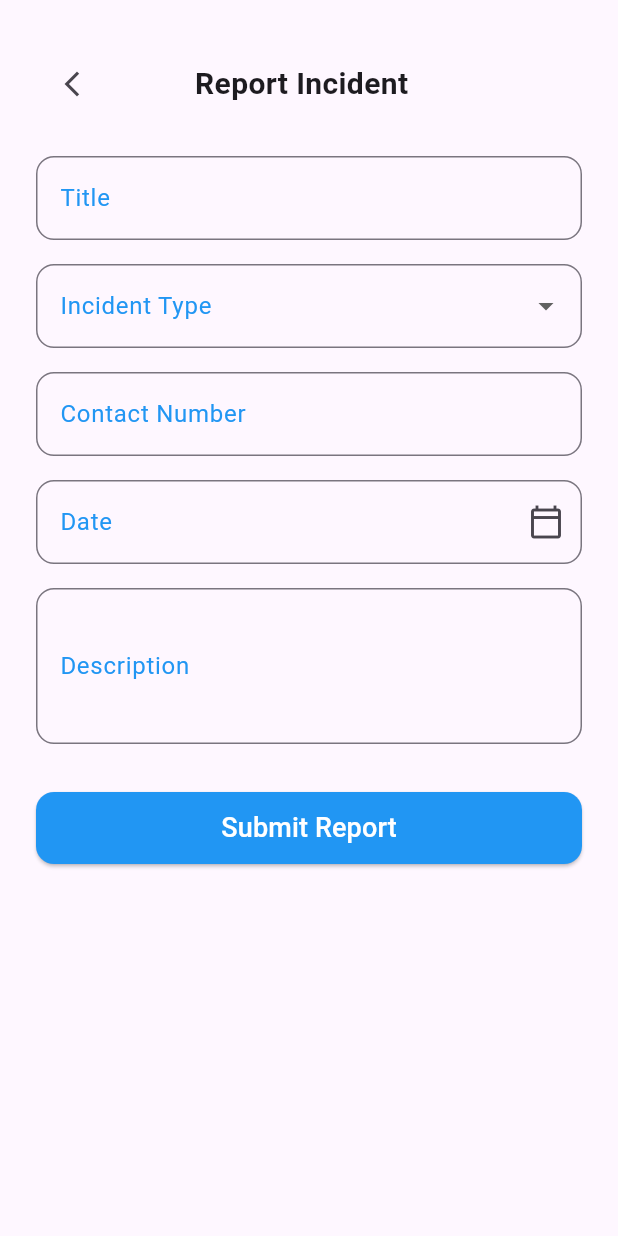
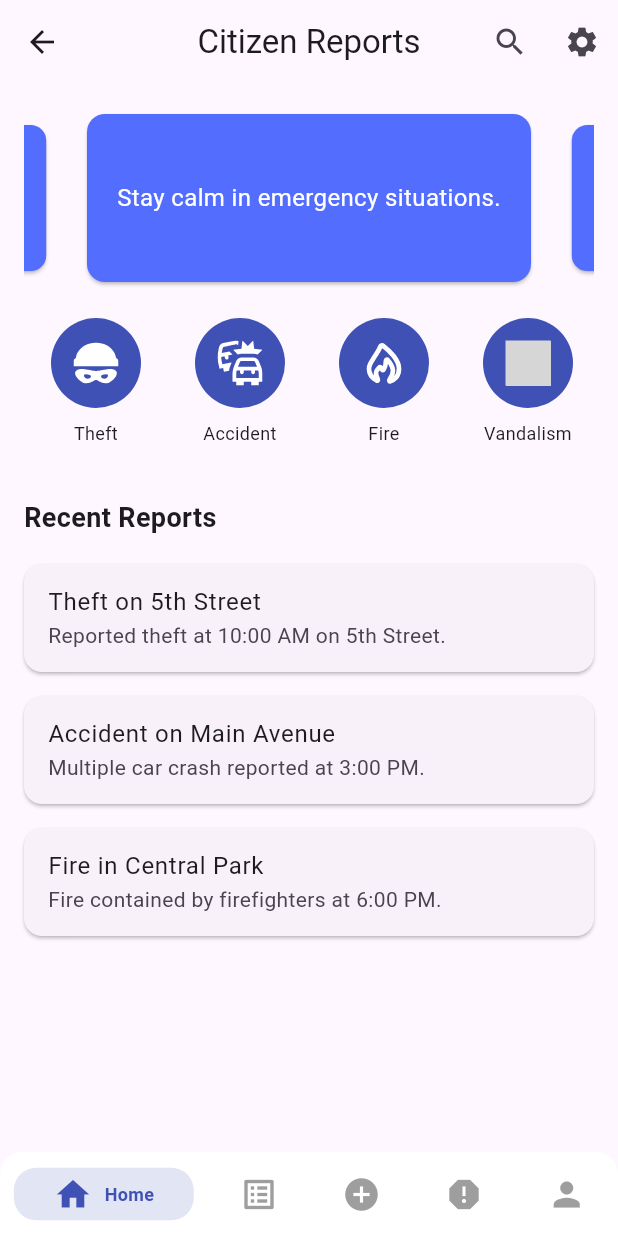
Before and after one commit to alexeigio/report_app, a Flutter app: the LoginScreen screen opened directly, after a tap on "Login", on a phone screen of 412 x 824 dp. Run offline on Flutter 3.47's test engine with Material 3 defaults, Android fonts, the phone set to English and light mode, and no system bars; drawn by our look-alikes of carousel_slider, persistent_bottom_nav_bar; our stand-ins replace firebase_core, flutter_svg; accounts and stored records are empty; project files that could hold a hidden picture were left out; grey boxes are pictures that could not be loaded.

Commit message:
feat: Onboarding, estructura del dashboard y diseño inicial de la pantalla Home

```diff
--- /dev/null
+++ b/lib/features/dashboard/dashboard_screen.dart
@@ -0,0 +1,91 @@
+import 'package:flutter/material.dart';
+import 'package:persistent_bottom_nav_bar/persistent_bottom_nav_bar.dart';
+import 'package:report_app/features/reports/all_reports_screen.dart';
+import 'package:report_app/features/reports/my_reports_screen.dart';
+import 'package:report_app/features/reports/report_incident_screen.dart';
+import 'package:report_app/features/home/home_screen.dart';
+import 'package:report_app/features/user/profile_screen.dart';
+
+class DashboardScreen extends StatefulWidget {
+  const DashboardScreen({Key? key}) : super(key: key);
+
+  @override
+  State<DashboardScreen> createState() => _DashboardScreenState();
+}
+
+class _DashboardScreenState extends State<DashboardScreen> {
+  late PersistentTabController _controller;
+
+  @override
+  void initState() {
+    super.initState();
+    _controller = PersistentTabController(initialIndex: 0);
+  }
+
+  List<Widget> _buildScreens() {
+    return const [
+      HomeScreen(),
+      AllReportsScreen(),
+      ReportIncidentScreen(), // Central screen (index 2)
+      MyReportsScreen(),
+      ProfileScreen(),
+    ];
+  }
+
+  List<PersistentBottomNavBarItem> _navBarsItems() {
+    return [
+      PersistentBottomNavBarItem(
+        icon: const Icon(Icons.home),
+        title: ("Home"),
+        activeColorPrimary: Colors.indigo,
+        inactiveColorPrimary: Colors.grey,
+      ),
+      PersistentBottomNavBarItem(
+        icon: const Icon(Icons.list_alt),
+        title: ("All Reports"),
+        activeColorPrimary: Colors.indigo,
+        inactiveColorPrimary: Colors.grey,
+      ),
+      PersistentBottomNavBarItem(
+        icon: const Icon(Icons.add_circle),
+        title: ("Report"),
+        activeColorPrimary: Colors.indigo,
+        inactiveColorPrimary: Colors.grey,
+      ),
+      PersistentBottomNavBarItem(
+        icon: const Icon(Icons.report),
+        title: ("My Reports"),
+        activeColorPrimary: Colors.indigo,
+        inactiveColorPrimary: Colors.grey,
+      ),
+      PersistentBottomNavBarItem(
+        icon: const Icon(Icons.person),
+        title: ("Profile"),
+        activeColorPrimary: Colors.indigo,
+        inactiveColorPrimary: Colors.grey,
+      ),
+    ];
+  }
+
+  @override
+  Widget build(BuildContext context) {
+    return PersistentTabView(
+      context,
+      controller: _controller,
+      screens: _buildScreens(),
+      items: _navBarsItems(),
+      navBarStyle: NavBarStyle.style9,
+      backgroundColor: Colors.white,
+      confineToSafeArea: true,
+      handleAndroidBackButtonPress: true,
+      resizeToAvoidBottomInset: true,
+      stateManagement: true,
+      hideNavigationBarWhenKeyboardAppears: true,
+      decoration: NavBarDecoration(
+        borderRadius: BorderRadius.circular(15.0),
+        colorBehindNavBar: Colors.white,
+      ),
+      popBehaviorOnSelectedNavBarItemPress: PopBehavior.all,
+    );
+  }
+}
--- /dev/null
+++ b/lib/features/home/home_screen.dart
@@ -0,0 +1,132 @@
+import 'package:flutter/material.dart';
+import 'package:carousel_slider/carousel_slider.dart';
+import 'package:flutter_svg/flutter_svg.dart';
+
+class HomeScreen extends StatelessWidget {
+  const HomeScreen({super.key});
+
+  @override
+  Widget build(BuildContext context) {
+    final tips = [
+      'Stay calm in emergency situations.',
+      'Call 911 if necessary.',
+      'Do not try to handle conflicts on your own.',
+    ];
+
+    final categories = [
+      {'name': 'Theft', 'icon': 'assets/icons/robo.svg'},
+      {'name': 'Accident', 'icon': 'assets/icons/accidente.svg'},
+      {'name': 'Fire', 'icon': 'assets/icons/incendio.svg'},
+      {'name': 'Vandalism', 'icon': 'assets/icons/vandalismo.svg'},
+    ];
+
+    final reports = [
+      {
+        'title': 'Theft on 5th Street',
+        'description': 'Reported theft at 10:00 AM on 5th Street.',
+      },
+      {
+        'title': 'Accident on Main Avenue',
+        'description': 'Multiple car crash reported at 3:00 PM.',
+      },
+      {
+        'title': 'Fire in Central Park',
+        'description': 'Fire contained by firefighters at 6:00 PM.',
+      },
+    ];
+
+    return Scaffold(
+      appBar: AppBar(
+        title: const Text('Citizen Reports'),
+        centerTitle: true,
+        actions: [
+          IconButton(icon: const Icon(Icons.search), onPressed: () {}),
+          IconButton(icon: const Icon(Icons.settings), onPressed: () {}),
+        ],
+      ),
+      body: ListView(
+        padding: const EdgeInsets.all(16.0),
+        children: [
+          CarouselSlider(
+            options: CarouselOptions(
+              height: 120.0,
+              autoPlay: true,
+              enlargeCenterPage: true,
+            ),
+            items: tips.map((tip) {
+              return Card(
+                color: Colors.indigoAccent,
+                child: Center(
+                  child: Padding(
+                    padding: const EdgeInsets.all(16.0),
+                    child: Text(
+                      tip,
+                      style: const TextStyle(
+                        color: Colors.white,
+                        fontSize: 16.0,
+                      ),
+                      textAlign: TextAlign.center,
+                    ),
+                  ),
+                ),
+              );
+            }).toList(),
+          ),
+          const SizedBox(height: 20.0),
+          SizedBox(
+            height: 100.0,
+            child: ListView.builder(
+              scrollDirection: Axis.horizontal,
+              itemCount: categories.length,
+              itemBuilder: (context, index) {
+                final category = categories[index];
+                return GestureDetector(
+                  onTap: () {},
+                  child: Container(
+                    width: 80.0,
+                    margin: const EdgeInsets.symmetric(horizontal: 8.0),
+                    child: Column(
+                      children: [
+                        CircleAvatar(
+                          radius: 30.0,
+                          backgroundColor: Colors.indigo,
+                          child: SvgPicture.asset(
+                            category['icon']!,
+                            color: Colors.white,
+                            width: 30.0,
+                            height: 30.0,
+                          ),
+                        ),
+                        const SizedBox(height: 8.0),
+                        Text(
+                          category['name']!,
+                          textAlign: TextAlign.center,
+                          style: const TextStyle(fontSize: 12.0),
+                        ),
+                      ],
+                    ),
+                  ),
+                );
+              },
+            ),
+          ),
+          const SizedBox(height: 20.0),
+          const Text(
+            'Recent Reports',
+            style: TextStyle(fontSize: 18.0, fontWeight: FontWeight.bold),
+          ),
+          const SizedBox(height: 10.0),
+          ...reports.map((report) {
+            return Card(
+              margin: const EdgeInsets.symmetric(vertical: 8.0),
+              child: ListTile(
+                title: Text(report['title']!),
+                subtitle: Text(report['description']!),
+              ),
+            );
+          }).toList(),
+        ],
+      ),
+    );
+  }
+}
--- a/lib/main.dart
+++ b/lib/main.dart
@@ -1,9 +1,12 @@
 import 'package:firebase_core/firebase_core.dart';
 import 'package:flutter/material.dart';
+import 'package:report_app/features/dashboard/dashboard_screen.dart';
 import 'package:report_app/firebase_options.dart';
 import 'screens/auth/login_screen.dart';
 import 'screens/auth/register_screen.dart';
-import 'screens/report_incident_screen.dart'; // <-- Agrega esta línea
+import 'features/home/home_screen.dart';
+import 'features/onboarding/onboarding_screen.dart';
+import 'features/reports/report_incident_screen.dart'; // <-- Agrega esta línea
 
 void main() async {
   WidgetsFlutterBinding.ensureInitialized();
@@ -19,13 +22,17 @@ class MyApp extends StatelessWidget {
   @override
   Widget build(BuildContext context) {
     return MaterialApp(
-      title: 'Flutter Demo',
+      title: 'Citizen Report App',
+      debugShowCheckedModeBanner: false,
       theme: ThemeData(
         colorScheme: ColorScheme.fromSeed(seedColor: Colors.deepPurple),
       ),
-      initialRoute: '/',
+      initialRoute: '/onboarding',
       routes: {
         '/': (context) => const LoginScreen(),
+        '/onboarding': (context) => const OnboardingScreen(),
+        '/dashboard': (context) => const DashboardScreen(),
+        '/home': (context) => const HomeScreen(),
         '/register': (context) => const RegisterScreen(),
         '/report': (context) => const ReportIncidentScreen(), // <-- Agrega esta línea
       },
--- a/lib/screens/auth/login_screen.dart
+++ b/lib/screens/auth/login_screen.dart
@@ -33,10 +33,7 @@ class _LoginScreenState extends State<LoginScreen> {
               // Welcome Text
               Text(
                 'Welcome Back 👋',
-                style: TextStyle(
-                  fontSize: 28,
-                  fontWeight: FontWeight.bold,
-                ),
+                style: TextStyle(fontSize: 28, fontWeight: FontWeight.bold),
               ),
               Row(
                 children: [
@@ -120,7 +117,7 @@ class _LoginScreenState extends State<LoginScreen> {
                     ),
                   ),
                   onPressed: () {
-                    Navigator.pushNamed(context, '/report');
+                    Navigator.pushNamed(context, '/dashboard');
                   },
                   child: Text(
                     'Login',
```
Also changed, not shown: lib/features/onboarding/onboarding_screen.dart (added, +202 -0 lines), lib/features/reports/all_reports_screen.dart (added, +12 -0 lines), lib/features/reports/my_reports_screen.dart (added, +12 -0 lines), lib/features/user/profile_screen.dart (added, +12 -0 lines), lib/utils/navigation_helpers.dart (added, +13 -0 lines), pubspec.yaml (+10 -0 lines), assets/icons/accidente.svg (added), assets/icons/incendio.svg (added), assets/icons/robo.svg (added), assets/icons/vandalismo.svg (added), assets/images/onboarding/01.jpg (added), assets/images/onboarding/02.jpg (added), assets/images/onboarding/03.jpg (added), lib/features/reports/report_incident_screen.dart (renamed from lib/screens/report_incident_screen.dart), 1 more files, 4 other files.
